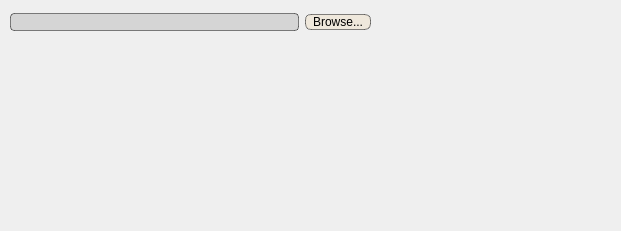
Lerentis/ROAI, file src/ui/roapageinstall.ui: the form before one commit.
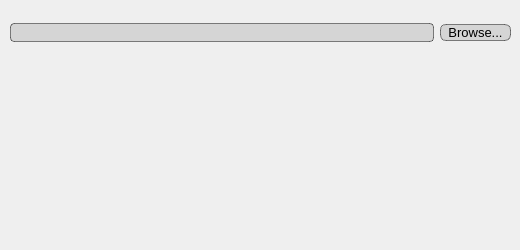
The form after the commit.

Diff of the .ui file:
```diff
--- a/src/ui/roapageinstall.ui
+++ b/src/ui/roapageinstall.ui
@@ -6,20 +6,20 @@
    <rect>
     <x>0</x>
     <y>0</y>
-    <width>621</width>
-    <height>231</height>
+    <width>520</width>
+    <height>250</height>
    </rect>
   </property>
   <property name="minimumSize">
    <size>
-    <width>621</width>
-    <height>231</height>
+    <width>520</width>
+    <height>250</height>
    </size>
   </property>
   <property name="maximumSize">
    <size>
-    <width>621</width>
-    <height>231</height>
+    <width>520</width>
+    <height>250</height>
    </size>
   </property>
   <property name="windowTitle">
@@ -33,13 +33,14 @@
     <rect>
      <x>10</x>
      <y>10</y>
-     <width>361</width>
-     <height>24</height>
+     <width>501</width>
+     <height>46</height>
     </rect>
    </property>
    <property name="font">
     <font>
      <family>Ubuntu</family>
+     <pointsize>10</pointsize>
     </font>
    </property>
    <layout class="QHBoxLayout" name="hlPath">
@@ -48,6 +49,7 @@
       <property name="font">
        <font>
         <family>Ubuntu</family>
+        <pointsize>10</pointsize>
         <stylestrategy>PreferAntialias</stylestrategy>
         <kerning>false</kerning>
        </font>
@@ -67,6 +69,7 @@
       <property name="font">
        <font>
         <family>Ubuntu</family>
+        <pointsize>10</pointsize>
         <stylestrategy>PreferAntialias</stylestrategy>
         <kerning>false</kerning>
        </font>
@@ -79,7 +82,7 @@
 border-style:solid;
 border-radius:6px;
 border-color: rgba(0, 0, 0, 120);
-background-color: rgba(238, 159, 0, 20);</string>
+background-color: rgb(213, 213, 213);</string>
       </property>
       <property name="text">
        <string>  Browse...  </string>
```
